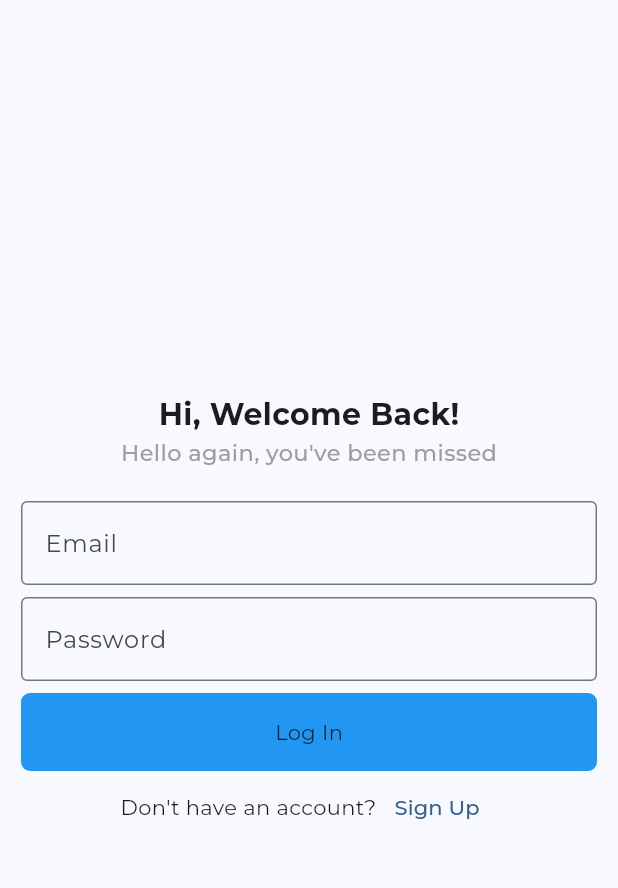
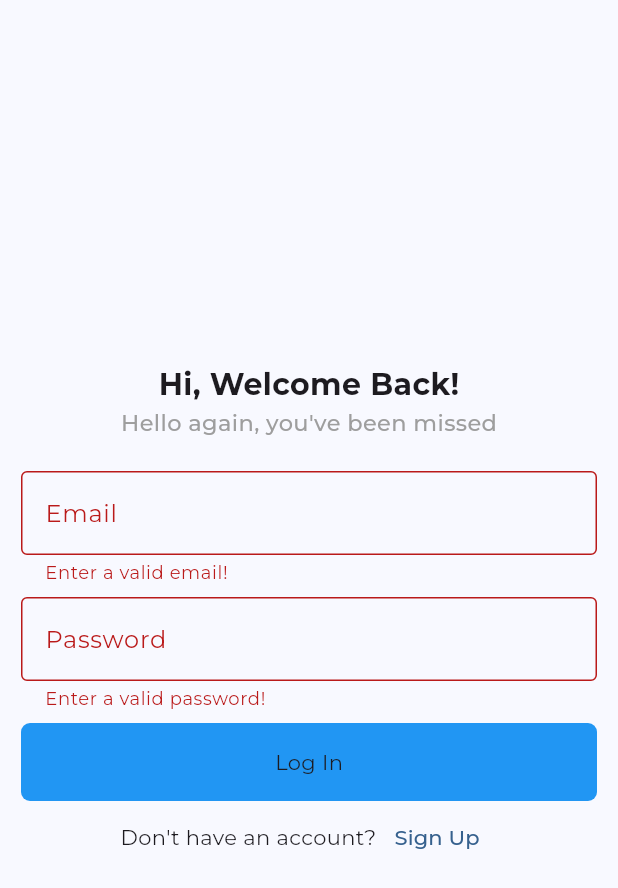
Before and after one commit to adogbeji/FlutterChatApp, a Flutter app: the screen it shows after launch, after a tap on "Log In", on a phone screen of 412 x 824 dp. Shown: the top 888 px of the screen. Run offline on Flutter 3.47's test engine with Material 3 defaults, Android fonts, the phone set to English and light mode, and no system bars; our stand-ins replace firebase_auth, firebase_core, get_it, google_fonts; accounts and stored records are empty; generated files the repository leaves out were written again.

Commit message:
Add validator function in CustomFormField widget & pass in regular expressions in login screen

```diff
--- a/lib/views/screens/auth/login_screen.dart
+++ b/lib/views/screens/auth/login_screen.dart
@@ -1,5 +1,7 @@
+import 'package:flutter/material.dart';
+
+import 'package:chat_app/consts.dart';
 import 'package:chat_app/views/widgets/custom_form_field.dart';
-import 'package:flutter/material.dart';
 
 class LoginScreen extends StatefulWidget {
   const LoginScreen({super.key});
@@ -42,17 +44,19 @@ class _LoginScreenState extends State<LoginScreen> {
                 const SizedBox(height: 22,),
 
                 // EMAIL INPUT FIELD
-                const CustomFormField(
+                CustomFormField(
                   labelText: 'Email',
                   hintText: 'Enter Email...',
+                  validationRegEx: EMAIL_VALIDATION_REGEX,
                 ),
 
                 const SizedBox(height: 8,),
 
                 // PASSWORD INPUT FIELD
-                const CustomFormField(
+                CustomFormField(
                   labelText: 'Password',
                   hintText: 'Enter Password...',
+                  validationRegEx: PASSWORD_VALIDATION_REGEX,
                 ),
 
                 const SizedBox(height: 8,),
@@ -93,14 +97,14 @@ class _LoginScreenState extends State<LoginScreen> {
     );
   }
 
-  Widget _buildUI() {
-    return const SafeArea(
-      child: Padding(
-        padding: EdgeInsets.symmetric(horizontal: 15.0, vertical: 20.0),
-        child: Column(
-          children: [],
-        ),
-      ),
-    );
-  }
+  // Widget _buildUI() {
+  //   return const SafeArea(
+  //     child: Padding(
+  //       padding: EdgeInsets.symmetric(horizontal: 15.0, vertical: 20.0),
+  //       child: Column(
+  //         children: [],
+  //       ),
+  //     ),
+  //   );
+  // }
 }
--- a/lib/views/widgets/custom_form_field.dart
+++ b/lib/views/widgets/custom_form_field.dart
@@ -1,15 +1,21 @@
 import 'package:flutter/material.dart';
 
 class CustomFormField extends StatelessWidget {
-  const CustomFormField({super.key, required this.labelText, required this.hintText});
+  const CustomFormField({super.key, required this.labelText, required this.hintText, required this.validationRegEx});
 
   final String labelText;
   final String hintText;
+  final RegExp validationRegEx;
 
   @override
   Widget build(BuildContext context) {
     return TextFormField(
-      validator: (value) {},
+      validator: (value) {
+        if (value != null && validationRegEx.hasMatch(value)) {
+          return null;
+        }
+        return 'Enter a valid ${labelText.toLowerCase()}!';
+      },
       decoration: InputDecoration(
         labelText: labelText,
         border: const OutlineInputBorder(),
```
